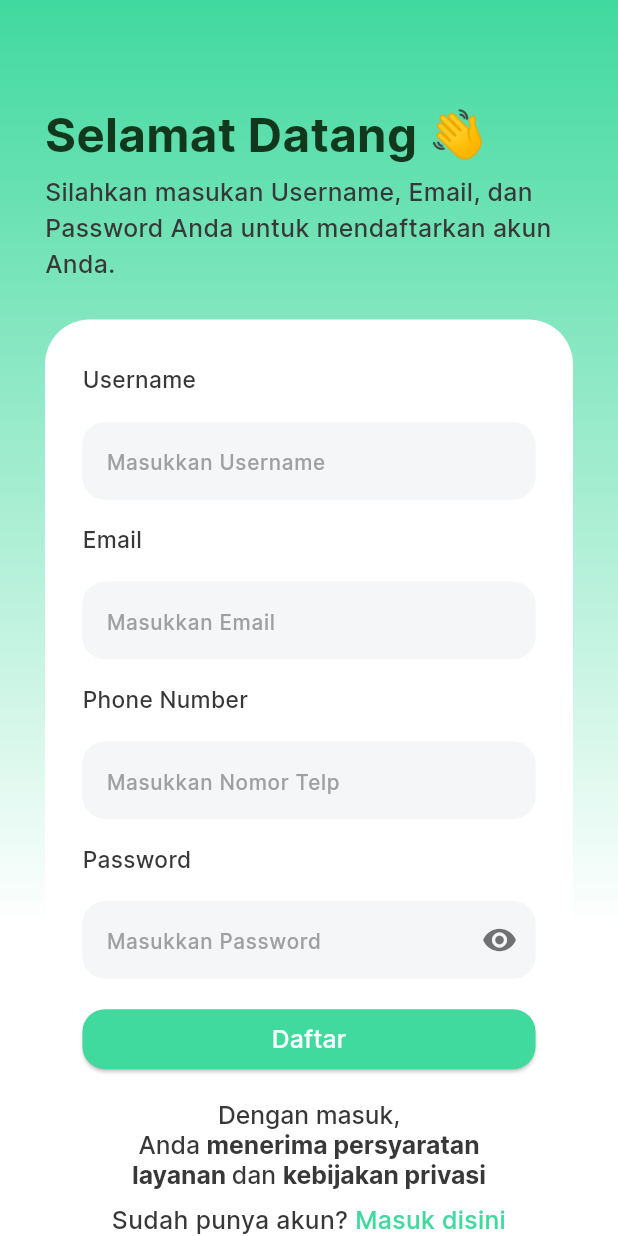
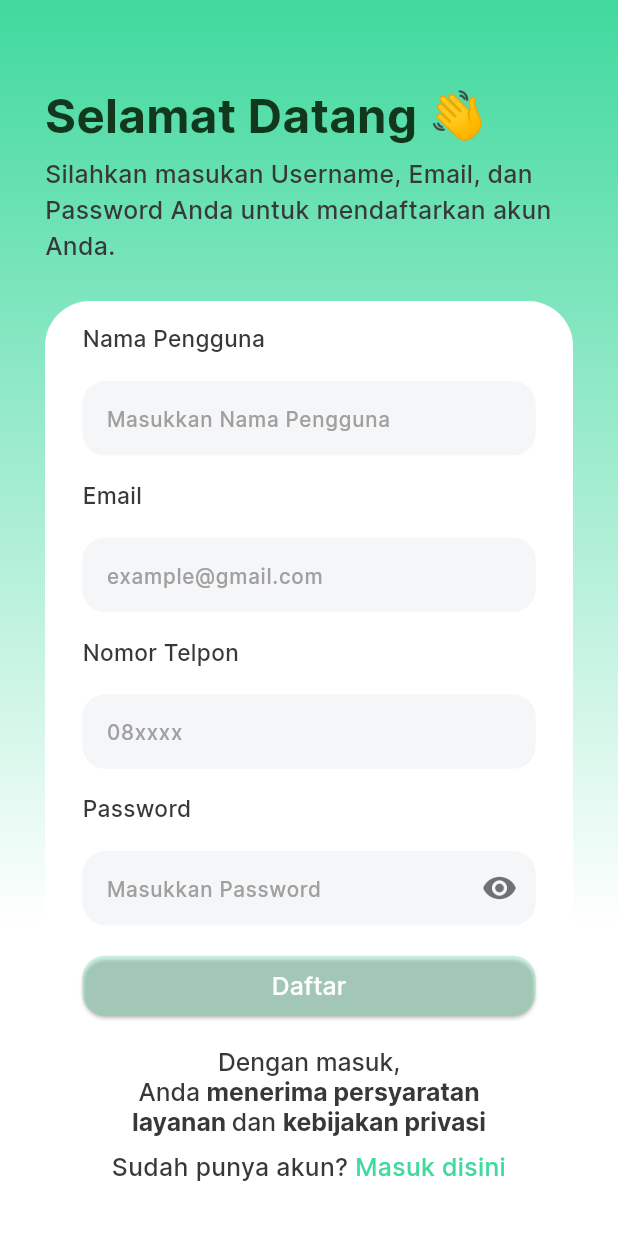
Before and after one commit to mahatiUMM/mahati-mobile, a Flutter app: the SignUpView screen opened by its route, on a phone screen of 412 x 824 dp. Run offline on Flutter 3.47's test engine with Material 3 defaults, Android fonts, the phone set to English and light mode, and no system bars; our stand-ins replace accordion, assets_audio_player, cached_network_image, carousel_slider, easy_date_timeline, firebase_core and 18 more; missing offline and left inert: email_otp, flutter_cached_pdfview, flutter_reactive_ble, onesignal_flutter, whatsapp_unilink; accounts and stored records are empty; network calls fail; project files that could hold a hidden picture were left out.

Commit message:
perf: improve signup validation

```diff
--- a/lib/app/constants/text_strings.dart
+++ b/lib/app/constants/text_strings.dart
@@ -20,13 +20,13 @@ class TextStrings {
   static const String authTitle1 = "Selamat Datang 👋";
   static const String authTitle2 = "Email";
   static const String authTitle3 = "Password";
-  static const String authTitle4 = "Username";
-  static const String authTitle5 = "Phone Number";
+  static const String authTitle4 = "Nama Pengguna";
+  static const String authTitle5 = "Nomor Telpon";
 
   //Auth subtitle
-  static const String authSubtitle1 = "Masukkan Email";
+  static const String authSubtitle1 = "example@gmail.com";
   static const String authSubtitle2 = "Masukkan Password";
-  static const String authSubtitle3 = "Masukkan Username";
+  static const String authSubtitle3 = "Masukkan Nama Pengguna";
   static RichText authSubtitle4 = RichText(
       textAlign: TextAlign.center,
       text: TextSpan(children: [
--- a/lib/app/modules/auth/forget_password/send_email_view.dart
+++ b/lib/app/modules/auth/forget_password/send_email_view.dart
@@ -128,11 +128,11 @@ class SendEmailView extends GetView<ForgetPasswordController> {
                       minLines: 1,
                       validator: (value) {
                         if (value == null || value.isEmpty) {
-                          return 'Please enter your email';
+                          return 'Harap masukkan email';
                         } else if (!RegExp(
                                 r"^[a-zA-Z0-9.a-zA-Z0-9.!#$%&'*+/=?^_`{|}~-]+@[a-zA-Z0-9-]+\.[a-zA-Z]+")
                             .hasMatch(value)) {
-                          return 'Please enter a valid email';
+                          return 'Masukkan email yang valid';
                         } else {
                           controller.isEmailError.value = false;
                           return null;
--- a/lib/app/modules/auth/sign_up/signup_view.dart
+++ b/lib/app/modules/auth/sign_up/signup_view.dart
@@ -23,7 +23,6 @@ class SignUpView extends GetView<SignUpController> {
     return Sizer(
       builder: (context, orientation, deviceType) {
         return Scaffold(
-          resizeToAvoidBottomInset: false,
           body: Container(
             width: Get.width,
             height: Get.height,
@@ -49,11 +48,13 @@ class SignUpView extends GetView<SignUpController> {
                 ),
                 SingleChildScrollView(
                   child: Padding(
-                    padding:
-                        const EdgeInsets.only(top: 70, left: 30, right: 30),
+                    padding: const EdgeInsets.only(top: 0, left: 30, right: 30),
                     child: Column(
                       crossAxisAlignment: CrossAxisAlignment.start,
                       children: [
+                        SizedBox(
+                          height: Get.height * 0.07,
+                        ),
                         Text.rich(
                           TextSpan(
                             children: [
--- a/lib/app/modules/auth/sign_up/widget/body_signup.dart
+++ b/lib/app/modules/auth/sign_up/widget/body_signup.dart
@@ -16,13 +16,12 @@ class BodySignUp extends GetView<SignUpController> {
   Widget build(BuildContext context) {
     return Container(
       width: Get.width,
-      height: Get.height,
       decoration: ShapeDecoration(
           color: Resources.color.whiteColor,
           shape:
               RoundedRectangleBorder(borderRadius: BorderRadius.circular(30))),
       child: Padding(
-        padding: const EdgeInsets.fromLTRB(25.0, 30, 25.0, 25.0),
+        padding: const EdgeInsets.fromLTRB(25.0, 15, 25.0, 15),
         child: SingleChildScrollView(
           child: Column(
             mainAxisAlignment: MainAxisAlignment.start,
@@ -36,11 +35,19 @@ class BodySignUp extends GetView<SignUpController> {
                 height: 2.h,
               ),
               SizedBox(
-                height: Get.height / 16,
+                height: controller.isUsernameInvalid.isTrue
+                    ? Get.height * 0.09
+                    : Get.height * 0.06,
                 width: Get.width,
                 child: TextField(
                   controller: controller.usernameController,
                   decoration: InputDecoration(
+                      errorText: controller.isUsernameInvalid.isTrue
+                          ? controller.errorUsernameMessage.value
+                          : null,
+                      errorBorder: UnderlineInputBorder(
+                          borderSide: BorderSide(
+                              color: Resources.color.secondaryColor2)),
                       filled: true,
                       fillColor: Resources.color.textFieldColor,
                       hintText: TextStrings.authSubtitle3,
@@ -53,6 +60,14 @@ class BodySignUp extends GetView<SignUpController> {
                           borderSide:
                               BorderSide(color: Resources.color.textFieldColor),
                           borderRadius: BorderRadius.circular(15))),
+                  onEditingComplete: () => controller.validateUsername(),
+                  onChanged: (value) {
+                    if (value.isEmpty) {
+                      controller.isUsernameInvalid.value = false;
+                    } else {
+                      controller.validateUsername();
+                    }
+                  },
                 ),
               ),
               SizedBox(
@@ -65,25 +80,43 @@ class BodySignUp extends GetView<SignUpController> {
               SizedBox(
                 height: 2.h,
               ),
-              SizedBox(
-                height: Get.height / 16,
+              Obx(
+                () => SizedBox(
+                  height: controller.isEmailInvalid.isFalse
+                      ? Get.height * 0.06
+                      : Get.height * 0.09,
                   width: Get.width,
                   child: TextField(
                     controller: controller.emailController,
                     keyboardType: TextInputType.emailAddress,
                     decoration: InputDecoration(
+                        errorText: controller.isEmailInvalid.isTrue
+                            ? controller.errorEmailMessage.value
+                            : null,
+                        errorBorder: UnderlineInputBorder(
+                            borderSide: BorderSide(
+                                color: Resources.color.secondaryColor2)),
                         filled: true,
                         fillColor: Resources.color.textFieldColor,
                         hintText: TextStrings.authSubtitle1,
                         hintStyle: StyleText.signInField,
                         enabledBorder: OutlineInputBorder(
-                          borderSide:
-                              BorderSide(color: Resources.color.textFieldColor),
+                            borderSide: BorderSide(
+                                color: Resources.color.textFieldColor),
                             borderRadius: BorderRadius.circular(15)),
                         focusedBorder: OutlineInputBorder(
-                          borderSide:
-                              BorderSide(color: Resources.color.textFieldColor),
+                            borderSide: BorderSide(
+                                color: Resources.color.textFieldColor),
                             borderRadius: BorderRadius.circular(15))),
+                    onEditingComplete: () => controller.validateEmail(),
+                    onChanged: (value) {
+                      if (value.isEmpty) {
+                        controller.isEmailInvalid.value = false;
+                      } else {
+                        controller.validateEmail();
+                      }
+                    },
+                  ),
                 ),
               ),
               SizedBox(
@@ -96,25 +129,44 @@ class BodySignUp extends GetView<SignUpController> {
               SizedBox(
                 height: 2.h,
               ),
-              SizedBox(
-                height: Get.height / 16,
+              Obx(
+                () => SizedBox(
+                  height: controller.isPhoneNumberInvalid.isFalse
+                      ? Get.height * 0.06
+                      : Get.height * 0.09,
                   width: Get.width,
                   child: TextField(
                       controller: controller.phoneController,
                       keyboardType: TextInputType.phone,
                       decoration: InputDecoration(
+                          errorText: controller.isPhoneNumberInvalid.isTrue
+                              ? controller.errorPhoneMessage.value
+                              : null,
+                          errorBorder: UnderlineInputBorder(
+                              borderSide: BorderSide(
+                                  color: Resources.color.secondaryColor2)),
                           filled: true,
                           fillColor: Resources.color.textFieldColor,
-                      hintText: "Masukkan Nomor Telp",
+                          hintText: "08xxxx",
                           hintStyle: StyleText.signInField,
                           enabledBorder: OutlineInputBorder(
-                          borderSide:
-                              BorderSide(color: Resources.color.textFieldColor),
+                              borderSide: BorderSide(
+                                  color: Resources.color.textFieldColor),
                               borderRadius: BorderRadius.circular(15)),
                           focusedBorder: OutlineInputBorder(
-                          borderSide:
-                              BorderSide(color: Resources.color.textFieldColor),
+                              borderSide: BorderSide(
+                                  color: Resources.color.textFieldColor),
                               borderRadius: BorderRadius.circular(15))),
+                      onEditingComplete: () {
+                        controller.validatePhoneNumber();
+                      },
+                      onChanged: (value) {
+                        if (value.isEmpty) {
+                          controller.isPhoneNumberInvalid.value = false;
+                        } else {
+                          controller.validatePhoneNumber();
+                        }
+                      }),
                 ),
               ),
               SizedBox(
@@ -129,24 +181,32 @@ class BodySignUp extends GetView<SignUpController> {
               ),
               Obx(
                 () => SizedBox(
-                  height: Get.height / 16,
+                  height: controller.isPasswordInvalid.isFalse
+                      ? Get.height * 0.06
+                      : Get.height * 0.09,
                   width: Get.width,
                   child: TextField(
                       controller: controller.passwordController,
                       keyboardType: TextInputType.visiblePassword,
                       obscureText: controller.showPassword.value,
                       decoration: InputDecoration(
+                        errorText: controller.isPasswordInvalid.isTrue
+                            ? controller.errorPasswordMessage.value
+                            : null,
+                        errorBorder: UnderlineInputBorder(
+                            borderSide: BorderSide(
+                                color: Resources.color.secondaryColor2)),
                         filled: true,
                         fillColor: Resources.color.textFieldColor,
                         hintText: TextStrings.authSubtitle2,
                         hintStyle: StyleText.signInField,
                         enabledBorder: OutlineInputBorder(
-                          borderSide:
-                              BorderSide(color: Resources.color.textFieldColor),
+                            borderSide: BorderSide(
+                                color: Resources.color.textFieldColor),
                             borderRadius: BorderRadius.circular(15)),
                         focusedBorder: OutlineInputBorder(
-                          borderSide:
-                              BorderSide(color: Resources.color.textFieldColor),
+                            borderSide: BorderSide(
+                                color: Resources.color.textFieldColor),
                             borderRadius: BorderRadius.circular(15)),
                         suffixIcon: IconButton(
                           icon: Icon(
@@ -160,36 +220,63 @@ class BodySignUp extends GetView<SignUpController> {
                           },
                         ),
                       ),
-                  ),
+                      onEditingComplete: () {
+                        controller.validatePassword();
+                      },
+                      onChanged: (value) {
+                        if (value.isEmpty) {
+                          controller.isPasswordInvalid.value = false;
+                        } else {
+                          controller.validatePassword();
+                        }
+                      }),
                 ),
               ),
               SizedBox(
                 height: 2.h,
               ),
-              SizedBox(
+              Obx(
+                () => SizedBox(
                   width: 1000.w,
                   child: ElevatedButton(
                       style: ElevatedButton.styleFrom(
-                      backgroundColor: Resources.color.primaryColor,
+                        backgroundColor: controller.usernameInput.isNotEmpty &&
+                                controller.emailInput.isNotEmpty &&
+                                controller.passwordInput.isNotEmpty &&
+                                controller.phoneNumberInput.isNotEmpty
+                            ? Resources.color.primaryColor
+                            : Resources.color.disableButtonColor,
                         shape: RoundedRectangleBorder(
                           borderRadius: BorderRadius.circular(15),
                         ),
                       ),
                       onPressed: () async {
-                      EmailVerification().emailTemplate(controller.usernameController.text);
-                      EmailOTP.sendOTP(email: controller.emailController.text);
-                      Get.toNamed(Routes.verificationOTP, arguments: {
-                        'username': controller.usernameController.text,
-                        'email': controller.emailController.text,
-                        'password': controller.passwordController.text,
-                        'number': controller.phoneController.text,
-                        'otp_for': 'signup'
-                      });
+                        if (controller.usernameInput.isNotEmpty &&
+                            controller.emailInput.isNotEmpty &&
+                            controller.passwordInput.isNotEmpty &&
+                            controller.phoneNumberInput.isNotEmpty) {
+                          // EmailVerification()
+                          //     .emailTemplate(controller.usernameController.text);
+                          // EmailOTP.sendOTP(
+                          //     email: controller.emailController.text);
+                          // Get.toNamed(Routes.verificationOTP, arguments: {
+                          //   'username': controller.usernameController.text,
+                          //   'email': controller.emailController.text,
+                          //   'password': controller.passwordController.text,
+                          //   'number': controller.phoneController.text,
+                          //   'otp_for': 'signup'
+                          // });
+                          debugPrint("Clicked");
+                        } else {
+                          debugPrint("Clicked Null");
+                          null;
+                        }
                       },
                       child: Text(
                         TextStrings.signUpTitle2,
                         style: StyleText.authElevatedButton,
                       )),
+                ),
               ),
               SizedBox(
                 height: 2.h,
```
Also changed, not shown: lib/app/modules/auth/forget_password/forget_password_view.dart (+13 -9 lines), lib/app/modules/auth/sign_up/signup_controller.dart (+80 -2 lines). Lines whose indentation alone changed are shown as unchanged.
